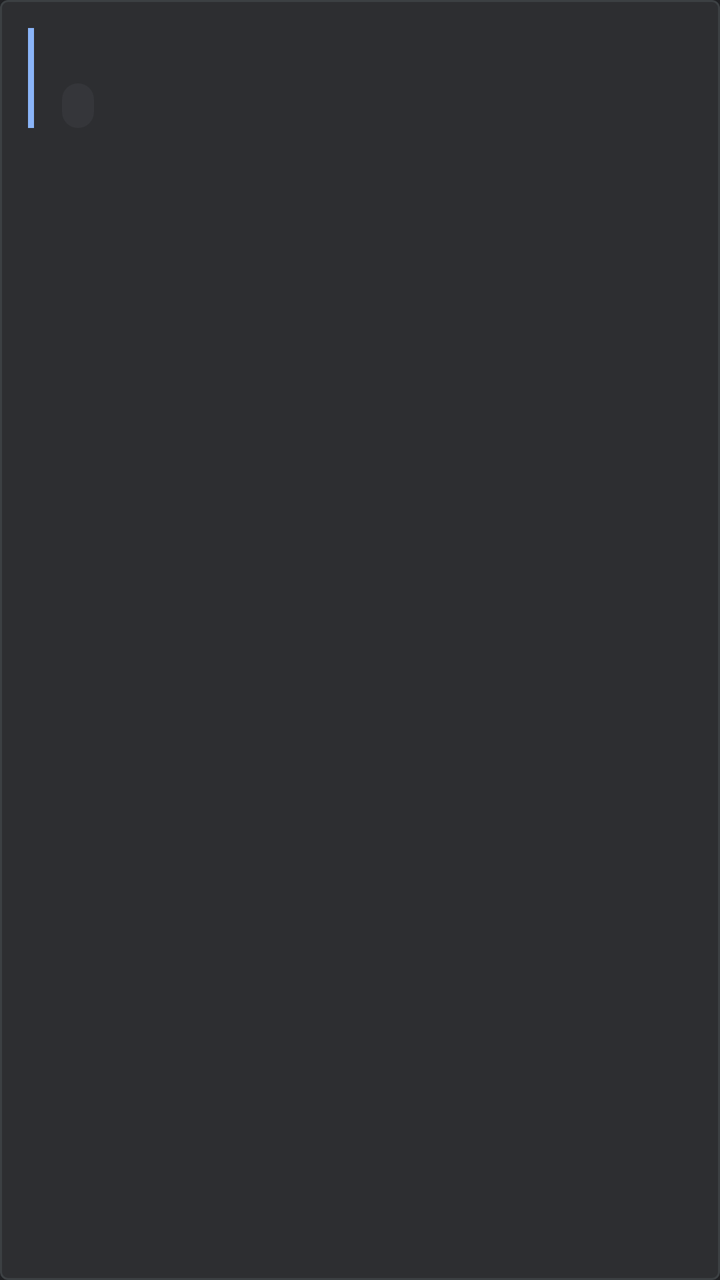
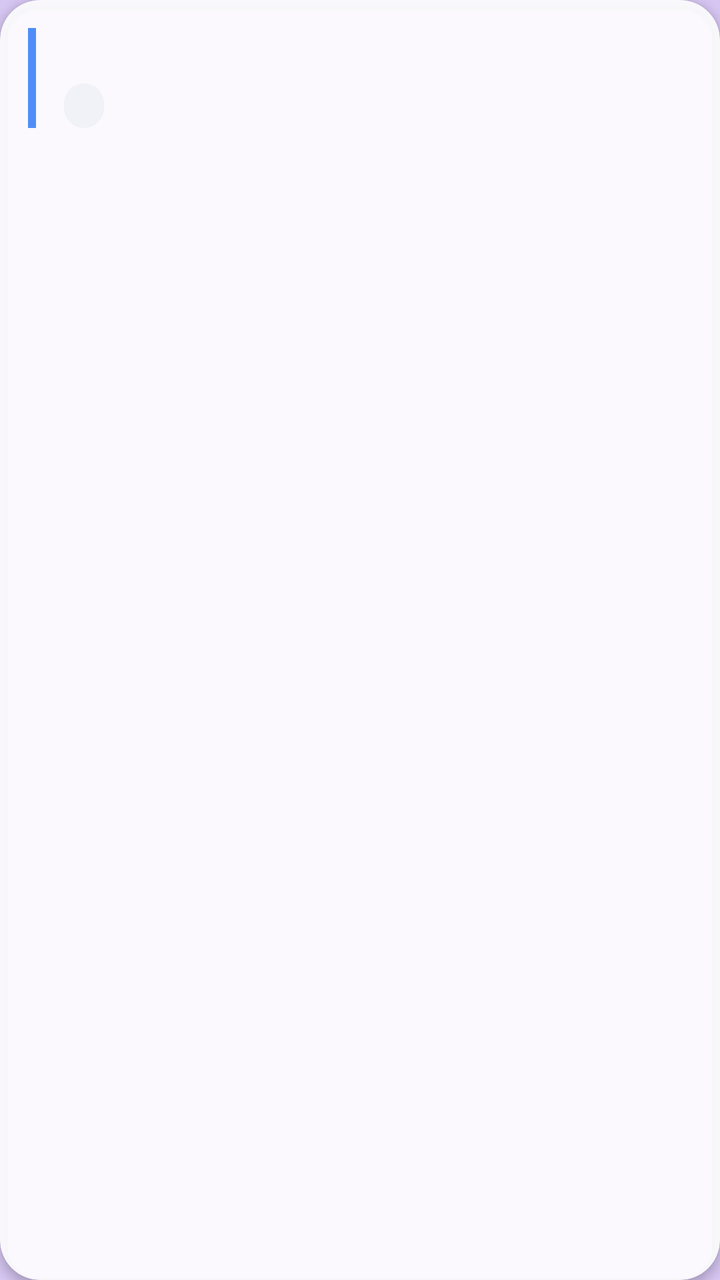

Screens rendered from an Android XML layout before and after an edit, with the pre-edit source and the edit as a unified diff.
<!-- AndroidManifest.xml: application theme Theme.GCalSearchAdd -->
<!-- res/layout/item_event.xml -->
<?xml version="1.0" encoding="utf-8"?>
<com.google.android.material.card.MaterialCardView xmlns:android="http://schemas.android.com/apk/res/android"
    xmlns:app="http://schemas.android.com/apk/res-auto"
    android:layout_width="match_parent"
    android:layout_height="wrap_content"
    android:layout_marginStart="16dp"
    android:layout_marginEnd="16dp"
    android:layout_marginBottom="10dp"
    app:cardCornerRadius="4dp"
    app:cardElevation="0dp"
    app:strokeWidth="1dp"
    app:strokeColor="@color/hairline"
    app:cardBackgroundColor="@color/surface">

    <LinearLayout
        android:layout_width="match_parent"
        android:layout_height="wrap_content"
        android:orientation="horizontal"
        android:padding="14dp">

        
        <View
            android:id="@+id/colorBar"
            android:layout_width="3dp"
            android:layout_height="match_parent"
            android:background="@color/neon_cyan" />

        <LinearLayout
            android:layout_width="0dp"
            android:layout_height="wrap_content"
            android:layout_weight="1"
            android:layout_marginStart="14dp"
            android:orientation="vertical">

            <TextView
                android:id="@+id/tvEventTitle"
                android:layout_width="match_parent"
                android:layout_height="wrap_content"
                android:textColor="@color/text_primary"
                android:textSize="16sp"
                android:textStyle="bold" />

            <TextView
                android:id="@+id/tvEventTime"
                android:layout_width="wrap_content"
                android:layout_height="wrap_content"
                android:layout_marginTop="6dp"
                android:paddingStart="8dp"
                android:paddingEnd="8dp"
                android:paddingTop="3dp"
                android:paddingBottom="3dp"
                android:background="@drawable/bg_pill_time"
                android:fontFamily="monospace"
                android:textSize="12sp" />

            <TextView
                android:id="@+id/tvEventLocation"
                android:layout_width="match_parent"
                android:layout_height="wrap_content"
                android:textColor="@color/text_secondary"
                android:textSize="13sp"
                android:layout_marginTop="6dp"
                android:visibility="gone" />

        </LinearLayout>

    </LinearLayout>

</com.google.android.material.card.MaterialCardView>
<!-- resources referenced by this layout -->
<resources>
  <color name="hairline">#3C4043</color>
  <color name="neon_cyan">@color/pastel_blue</color>
  <color name="surface">#2D2E31</color>
  <color name="text_primary">#E8EAED</color>
  <color name="text_secondary">#9AA0A6</color>
  <!-- drawable bg_pill_time (drawable) -->
  <?xml version="1.0" encoding="utf-8"?>
  <shape xmlns:android="http://schemas.android.com/apk/res/android" android:shape="rectangle">
      <solid android:color="@color/surface_alt" />
      <corners android:radius="8dp" />
  </shape>
  <style name="Theme.GCalSearchAdd" parent="Theme.MaterialComponents.DayNight.NoActionBar">
          <item name="colorPrimary">@color/bg_deep</item>
          <item name="colorPrimaryDark">@color/bg_deep</item>
          <item name="colorAccent">@color/neon_cyan</item>
          <item name="android:windowBackground">@color/bg_deep</item>
          <item name="android:statusBarColor">@color/bg_deep</item>
          <item name="android:navigationBarColor">@color/bg_deep</item>
      </style>
  <color name="pastel_blue">#8AB4F8</color>
  <color name="surface_alt">#35363A</color>
  <color name="bg_deep">#202124</color>
</resources>

<!-- the commit's change to res/layout/item_event.xml (unified diff, before → after) -->
@@ -6,11 +6,10 @@
     android:layout_marginStart="16dp"
     android:layout_marginEnd="16dp"
     android:layout_marginBottom="10dp"
-    app:cardCornerRadius="4dp"
-    app:cardElevation="0dp"
-    app:strokeWidth="1dp"
-    app:strokeColor="@color/hairline"
-    app:cardBackgroundColor="@color/surface">
+    app:cardCornerRadius="20dp"
+    app:cardElevation="3dp"
+    app:strokeWidth="0dp"
+    app:cardBackgroundColor="@color/glass_card">
 
     <LinearLayout
         android:layout_width="match_parent"
@@ -21,9 +20,9 @@
         
         <View
             android:id="@+id/colorBar"
-            android:layout_width="3dp"
+            android:layout_width="4dp"
             android:layout_height="match_parent"
-            android:background="@color/neon_cyan" />
+            android:background="@color/accent_blue" />
 
         <LinearLayout
             android:layout_width="0dp"
@@ -45,12 +44,12 @@
                 android:layout_width="wrap_content"
                 android:layout_height="wrap_content"
                 android:layout_marginTop="6dp"
-                android:paddingStart="8dp"
-                android:paddingEnd="8dp"
+                android:paddingStart="10dp"
+                android:paddingEnd="10dp"
                 android:paddingTop="3dp"
                 android:paddingBottom="3dp"
                 android:background="@drawable/bg_pill_time"
-                android:fontFamily="monospace"
+                android:textColor="@color/text_secondary"
                 android:textSize="12sp" />
 
             <TextView
<!-- resource entries referenced after the edit -->
@@ -1,26 +1,28 @@
 <!-- resources referenced by this layout -->
 <resources>
-  <color name="hairline">#3C4043</color>
-  <color name="neon_cyan">@color/pastel_blue</color>
-  <color name="surface">#2D2E31</color>
-  <color name="text_primary">#E8EAED</color>
-  <color name="text_secondary">#9AA0A6</color>
+  <color name="accent_blue">#4F8EF7</color>
+  <color name="glass_card">#E8FFFFFF</color>
+  <color name="text_primary">#23262B</color>
+  <color name="text_secondary">#6B7280</color>
   <!-- drawable bg_pill_time (drawable) -->
   <?xml version="1.0" encoding="utf-8"?>
   <shape xmlns:android="http://schemas.android.com/apk/res/android" android:shape="rectangle">
-      <solid android:color="@color/surface_alt" />
-      <corners android:radius="8dp" />
+      <solid android:color="@color/pill_bg" />
+      <corners android:radius="12dp" />
   </shape>
   <style name="Theme.GCalSearchAdd" parent="Theme.MaterialComponents.DayNight.NoActionBar">
-          <item name="colorPrimary">@color/bg_deep</item>
-          <item name="colorPrimaryDark">@color/bg_deep</item>
-          <item name="colorAccent">@color/neon_cyan</item>
-          <item name="android:windowBackground">@color/bg_deep</item>
-          <item name="android:statusBarColor">@color/bg_deep</item>
-          <item name="android:navigationBarColor">@color/bg_deep</item>
+          <item name="colorPrimary">@color/accent_blue</item>
+          <item name="colorPrimaryDark">@color/bg_gradient_1</item>
+          <item name="colorAccent">@color/accent_blue</item>
+          <item name="android:windowBackground">@color/bg_gradient_2</item>
+          <item name="android:statusBarColor">@color/bg_gradient_1</item>
+          <item name="android:navigationBarColor">@color/white</item>
+          <item name="android:windowLightStatusBar">true</item>
+          <item name="android:windowLightNavigationBar">true</item>
       </style>
-  <color name="pastel_blue">#8AB4F8</color>
-  <color name="surface_alt">#35363A</color>
-  <color name="bg_deep">#202124</color>
+  <color name="pill_bg">#F0F2F8</color>
+  <color name="bg_gradient_1">#BBD3F7</color>
+  <color name="bg_gradient_2">#D6C6F2</color>
+  <color name="white">#FFFFFF</color>
 </resources>
 
